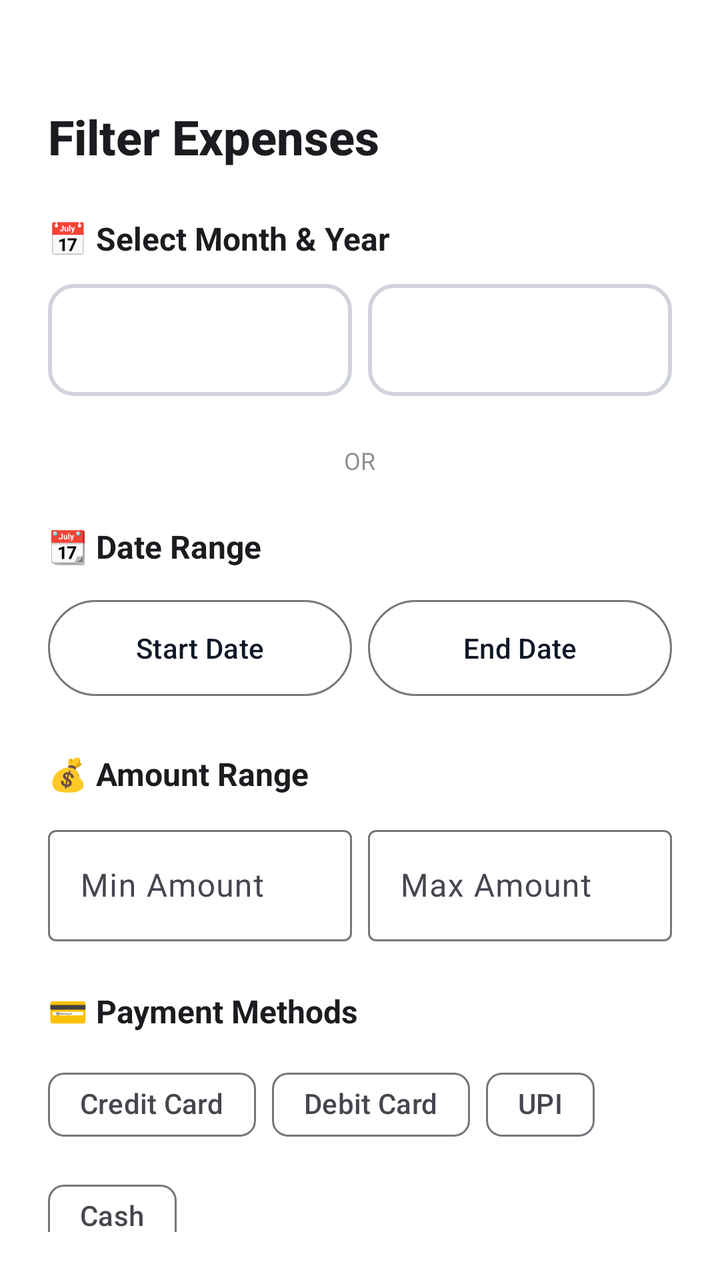
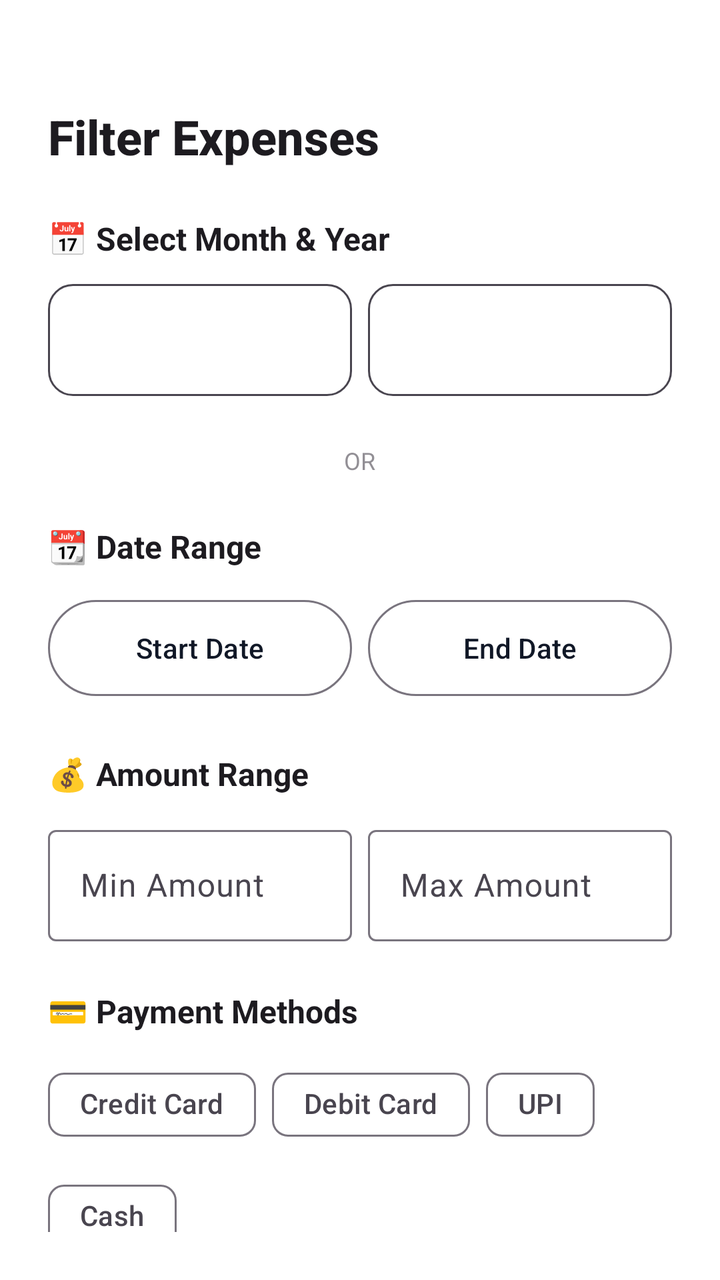

The first picture is an Android layout as it rendered before a commit; the second is the same layout after the commit. The layout source and the unified diff follow.
<!-- AndroidManifest.xml: application theme Theme.ExpenseTracker.Timeless -->
<!-- res/layout/bottom_sheet_filter.xml -->
<?xml version="1.0" encoding="utf-8"?>
<LinearLayout xmlns:android="http://schemas.android.com/apk/res/android"
    xmlns:app="http://schemas.android.com/apk/res-auto"
    android:layout_width="match_parent"
    android:layout_height="wrap_content"
    android:orientation="vertical"
    android:background="?attr/colorSurface"
    android:padding="24dp">

    
    <View
        android:layout_width="48dp"
        android:layout_height="4dp"
        android:background="?android:textColorSecondary"
        android:alpha="0.3"
        android:layout_gravity="center_horizontal"
        android:layout_marginBottom="24dp" />

    
    <TextView
        android:layout_width="wrap_content"
        android:layout_height="wrap_content"
        android:text="Filter Expenses"
        android:textSize="24sp"
        android:textStyle="bold"
        android:textColor="?android:textColorPrimary"
        android:fontFamily="sans-serif-medium"
        android:layout_marginBottom="24dp" />

    <androidx.core.widget.NestedScrollView
        android:layout_width="match_parent"
        android:layout_height="wrap_content"
        android:maxHeight="500dp"
        android:clipToPadding="false"
        android:paddingBottom="16dp"
        android:fillViewport="true">

        <LinearLayout
            android:layout_width="match_parent"
            android:layout_height="wrap_content"
            android:orientation="vertical"
            android:paddingBottom="16dp">

            
            <TextView
                android:layout_width="wrap_content"
                android:layout_height="wrap_content"
                android:text="📅 Select Month &amp; Year"
                android:textSize="16sp"
                android:textStyle="bold"
                android:textColor="?android:textColorPrimary"
                android:layout_marginBottom="12dp" />

            <LinearLayout
                android:layout_width="match_parent"
                android:layout_height="wrap_content"
                android:orientation="horizontal"
                android:layout_marginBottom="24dp">

                <Spinner
                    android:id="@+id/spinnerMonth"
                    android:layout_width="0dp"
                    android:layout_height="56dp"
                    android:layout_weight="1"
                    android:background="@drawable/bg_premium_card"
                    android:padding="12dp"
                    android:layout_marginEnd="8dp" />

                <Spinner
                    android:id="@+id/spinnerYear"
                    android:layout_width="0dp"
                    android:layout_height="56dp"
                    android:layout_weight="1"
                    android:background="@drawable/bg_premium_card"
                    android:padding="12dp" />

            </LinearLayout>

            
            <LinearLayout
                android:layout_width="match_parent"
                android:layout_height="wrap_content"
                android:orientation="horizontal"
                android:gravity="center_vertical"
                android:layout_marginBottom="24dp">

                <View
                    android:layout_width="0dp"
                    android:layout_height="1dp"
                    android:layout_weight="1"
                    android:background="?android:textColorSecondary"
                    android:alpha="0.2" />

                <TextView
                    android:layout_width="wrap_content"
                    android:layout_height="wrap_content"
                    android:text="  OR  "
                    android:textSize="12sp"
                    android:textColor="?android:textColorSecondary"
                    android:alpha="0.6" />

                <View
                    android:layout_width="0dp"
                    android:layout_height="1dp"
                    android:layout_weight="1"
                    android:background="?android:textColorSecondary"
                    android:alpha="0.2" />

            </LinearLayout>

            
            <TextView
                android:layout_width="wrap_content"
                android:layout_height="wrap_content"
                android:text="📆 Date Range"
                android:textSize="16sp"
                android:textStyle="bold"
                android:textColor="?android:textColorPrimary"
                android:layout_marginBottom="12dp" />

            <LinearLayout
                android:layout_width="match_parent"
                android:layout_height="wrap_content"
                android:orientation="horizontal"
                android:layout_marginBottom="24dp">

                <com.google.android.material.button.MaterialButton
                    android:id="@+id/btnSelectStartDate"
                    android:layout_width="0dp"
                    android:layout_height="56dp"
                    android:layout_weight="1"
                    android:text="Start Date"
                    style="@style/Widget.Material3.Button.OutlinedButton"
                    android:layout_marginEnd="8dp" />

                <com.google.android.material.button.MaterialButton
                    android:id="@+id/btnSelectEndDate"
                    android:layout_width="0dp"
                    android:layout_height="56dp"
                    android:layout_weight="1"
                    android:text="End Date"
                    style="@style/Widget.Material3.Button.OutlinedButton" />

            </LinearLayout>

            
            <TextView
                android:layout_width="wrap_content"
                android:layout_height="wrap_content"
                android:text="💰 Amount Range"
                android:textSize="16sp"
                android:textStyle="bold"
                android:textColor="?android:textColorPrimary"
                android:layout_marginBottom="12dp" />

            <LinearLayout
                android:layout_width="match_parent"
                android:layout_height="wrap_content"
                android:orientation="horizontal"
                android:layout_marginBottom="24dp">

                <com.google.android.material.textfield.TextInputLayout
                    android:layout_width="0dp"
                    android:layout_height="wrap_content"
                    android:layout_weight="1"
                    android:hint="Min Amount"
                    style="@style/Widget.Material3.TextInputLayout.OutlinedBox"
                    android:layout_marginEnd="8dp">

                    <com.google.android.material.textfield.TextInputEditText
                        android:id="@+id/etMinAmount"
                        android:layout_width="match_parent"
                        android:layout_height="wrap_content"
                        android:inputType="numberDecimal" />

                </com.google.android.material.textfield.TextInputLayout>

                <com.google.android.material.textfield.TextInputLayout
                    android:layout_width="0dp"
                    android:layout_height="wrap_content"
                    android:layout_weight="1"
                    android:hint="Max Amount"
                    style="@style/Widget.Material3.TextInputLayout.OutlinedBox">

                    <com.google.android.material.textfield.TextInputEditText
                        android:id="@+id/etMaxAmount"
                        android:layout_width="match_parent"
                        android:layout_height="wrap_content"
                        android:inputType="numberDecimal" />

                </com.google.android.material.textfield.TextInputLayout>

            </LinearLayout>

            
            <TextView
                android:layout_width="wrap_content"
                android:layout_height="wrap_content"
                android:text="💳 Payment Methods"
                android:textSize="16sp"
                android:textStyle="bold"
                android:textColor="?android:textColorPrimary"
                android:layout_marginBottom="12dp" />

            <com.google.android.material.chip.ChipGroup
                android:layout_width="match_parent"
                android:layout_height="wrap_content"
                android:layout_marginBottom="24dp">

                <com.google.android.material.chip.Chip
                    android:id="@+id/cbCreditCard"
                    android:layout_width="wrap_content"
                    android:layout_height="wrap_content"
                    android:text="Credit Card"
                    style="@style/Widget.Material3.Chip.Filter" />

                <com.google.android.material.chip.Chip
                    android:id="@+id/cbDebitCard"
                    android:layout_width="wrap_content"
                    android:layout_height="wrap_content"
                    android:text="Debit Card"
                    style="@style/Widget.Material3.Chip.Filter" />

                <com.google.android.material.chip.Chip
                    android:id="@+id/cbUpi"
                    android:layout_width="wrap_content"
                    android:layout_height="wrap_content"
                    android:text="UPI"
                    style="@style/Widget.Material3.Chip.Filter" />

                <com.google.android.material.chip.Chip
                    android:id="@+id/cbCash"
                    android:layout_width="wrap_content"
                    android:layout_height="wrap_content"
                    android:text="Cash"
                    style="@style/Widget.Material3.Chip.Filter" />

            </com.google.android.material.chip.ChipGroup>

            
            <TextView
                android:layout_width="wrap_content"
                android:layout_height="wrap_content"
                android:text="🏷️ Categories"
                android:textSize="16sp"
                android:textStyle="bold"
                android:textColor="?android:textColorPrimary"
                android:layout_marginBottom="12dp" />

            <LinearLayout
                android:id="@+id/layoutCategories"
                android:layout_width="match_parent"
                android:layout_height="wrap_content"
                android:orientation="vertical"
                android:layout_marginBottom="24dp" />

            
            <LinearLayout
                android:layout_width="match_parent"
                android:layout_height="wrap_content"
                android:orientation="horizontal"
                android:gravity="end"
                android:layout_marginTop="8dp"
                android:layout_marginBottom="8dp"
                android:paddingBottom="8dp">

                <com.google.android.material.button.MaterialButton
                    android:id="@+id/btnClearFilters"
                    android:layout_width="wrap_content"
                    android:layout_height="56dp"
                    android:text="Clear All"
                    style="@style/Widget.Material3.Button.TextButton"
                    android:layout_marginEnd="12dp" />

                <com.google.android.material.button.MaterialButton
                    android:id="@+id/btnApplyFilter"
                    android:layout_width="wrap_content"
                    android:layout_height="56dp"
                    android:text="Apply Filters"
                    android:paddingStart="32dp"
                    android:paddingEnd="32dp"
                    style="@style/PremiumButton" />

            </LinearLayout>

        </LinearLayout>

    </androidx.core.widget.NestedScrollView>

</LinearLayout>
<!-- resources referenced by this layout -->
<resources>
  <!-- drawable bg_premium_card (drawable) -->
  <?xml version="1.0" encoding="utf-8"?>
  <shape xmlns:android="http://schemas.android.com/apk/res/android">
      <solid android:color="#FFFFFF" />
      <corners android:radius="12dp" />
      <stroke android:width="2dp" android:color="#D1D5DB" />
  </shape>
  <style name="PremiumButton" parent="Widget.Material3.Button">
          <item name="cornerRadius">8dp</item>
          <item name="android:textSize">16sp</item>
          <item name="android:fontFamily">sans-serif-medium</item>
          <item name="android:letterSpacing">0.01</item>
          <item name="android:paddingTop">14dp</item>
          <item name="android:paddingBottom">14dp</item>
          <item name="backgroundTint">@color/navy_primary</item>
      </style>
  <style name="Theme.ExpenseTracker.Timeless" parent="Theme.Material3.Light.NoActionBar">
          <item name="colorPrimary">@color/timeless_charcoal</item>
          <item name="colorOnPrimary">@color/timeless_white</item>
          <item name="colorSecondary">@color/timeless_gold</item>
          <item name="colorOnSecondary">@color/timeless_white</item>
          <item name="android:colorBackground">@color/timeless_white</item>
          <item name="colorSurface">@color/timeless_white</item>
          <item name="colorOnSurface">@color/timeless_text_primary</item>
          
          
          <item name="android:statusBarColor">@color/timeless_white</item>
          <item name="android:windowLightStatusBar">true</item>
          
          
          <item name="android:navigationBarColor">@color/timeless_white</item>
          <item name="android:windowLightNavigationBar">true</item>
      </style>
  <color name="navy_primary">#1E3A8A</color>
  <color name="timeless_charcoal">#111827</color>
  <color name="timeless_white">#FFFFFF</color>
  <color name="timeless_gold">#14B8A6</color>
  <color name="timeless_text_primary">#111827</color>
</resources>

<!-- the commit's change to res/layout/bottom_sheet_filter.xml (unified diff, before → after) -->
@@ -62,7 +62,7 @@
                     android:layout_width="0dp"
                     android:layout_height="56dp"
                     android:layout_weight="1"
-                    android:background="@drawable/bg_premium_card"
+                    android:background="@drawable/bg_spinner_outline"
                     android:padding="12dp"
                     android:layout_marginEnd="8dp" />
 
@@ -71,7 +71,7 @@
                     android:layout_width="0dp"
                     android:layout_height="56dp"
                     android:layout_weight="1"
-                    android:background="@drawable/bg_premium_card"
+                    android:background="@drawable/bg_spinner_outline"
                     android:padding="12dp" />
 
             </LinearLayout>
<!-- resource entries referenced after the edit -->
@@ -1,11 +1,11 @@
 <!-- resources referenced by this layout -->
 <resources>
-  <!-- drawable bg_premium_card (drawable) -->
+  <!-- drawable bg_spinner_outline (drawable) -->
   <?xml version="1.0" encoding="utf-8"?>
   <shape xmlns:android="http://schemas.android.com/apk/res/android">
-      <solid android:color="#FFFFFF" />
+      <solid android:color="@android:color/transparent" />
       <corners android:radius="12dp" />
-      <stroke android:width="2dp" android:color="#D1D5DB" />
+      <stroke android:width="1dp" android:color="?android:attr/textColorSecondary" />
   </shape>
   <style name="PremiumButton" parent="Widget.Material3.Button">
           <item name="cornerRadius">8dp</item>
